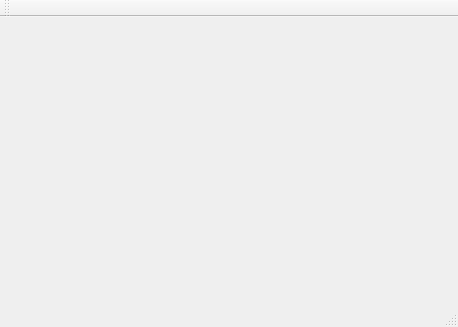
First picture: the form in test.ui, repository jakeee51/ManageCraft, before the edit.
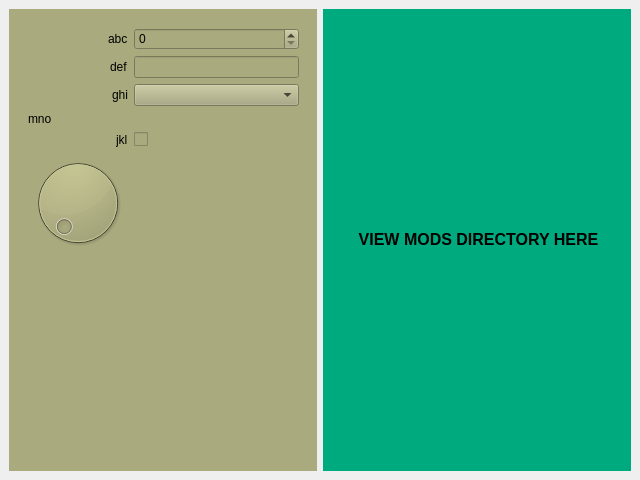
Second picture: the form after the edit.

The edit to the form file:
```diff
--- a/test.ui
+++ b/test.ui
@@ -1,40 +1,134 @@
 <?xml version="1.0" encoding="UTF-8"?>
 <ui version="4.0">
- <class>ManageCraft</class>
- <widget class="QMainWindow" name="ManageCraft">
+ <class>FrameC</class>
+ <widget class="QWidget" name="FrameC">
   <property name="geometry">
    <rect>
     <x>0</x>
     <y>0</y>
-    <width>458</width>
-    <height>327</height>
+    <width>640</width>
+    <height>480</height>
    </rect>
   </property>
   <property name="windowTitle">
-   <string>ManageCraft</string>
+   <string>Form</string>
   </property>
-  <widget class="QWidget" name="centralwidget"/>
-  <widget class="QMenuBar" name="menubar">
+  <widget class="QWidget" name="w1" native="true">
    <property name="geometry">
     <rect>
-     <x>0</x>
-     <y>0</y>
-     <width>458</width>
-     <height>21</height>
+     <x>9</x>
+     <y>9</y>
+     <width>308</width>
+     <height>462</height>
     </rect>
    </property>
+   <property name="styleSheet">
+    <string notr="true">background-color: rgb(170, 170, 127);</string>
+   </property>
+   <widget class="QWidget" name="formLayoutWidget">
+    <property name="geometry">
+     <rect>
+      <x>19</x>
+      <y>19</y>
+      <width>271</width>
+      <height>421</height>
+     </rect>
+    </property>
+    <layout class="QFormLayout" name="form">
+     <property name="labelAlignment">
+      <set>Qt::AlignRight|Qt::AlignTrailing|Qt::AlignVCenter</set>
+     </property>
+     <property name="formAlignment">
+      <set>Qt::AlignHCenter|Qt::AlignTop</set>
+     </property>
+     <item row="0" column="0">
+      <widget class="QLabel" name="abcLabel">
+       <property name="text">
+        <string>abc</string>
+       </property>
+      </widget>
+     </item>
+     <item row="0" column="1">
+      <widget class="QSpinBox" name="abcSpinBox"/>
+     </item>
+     <item row="1" column="0">
+      <widget class="QLabel" name="defLabel">
+       <property name="text">
+        <string>def</string>
+       </property>
+      </widget>
+     </item>
+     <item row="1" column="1">
+      <widget class="QLineEdit" name="defLineEdit"/>
+     </item>
+     <item row="2" column="0">
+      <widget class="QLabel" name="ghiLabel">
+       <property name="text">
+        <string>ghi</string>
+       </property>
+      </widget>
+     </item>
+     <item row="2" column="1">
+      <widget class="QComboBox" name="ghiComboBox"/>
+     </item>
+     <item row="4" column="0">
+      <widget class="QLabel" name="jklLabel">
+       <property name="text">
+        <string>jkl</string>
+       </property>
+      </widget>
+     </item>
+     <item row="4" column="1">
+      <widget class="QCheckBox" name="jklCheckBox"/>
+     </item>
+     <item row="3" column="0">
+      <widget class="QLabel" name="mnoLabel">
+       <property name="text">
+        <string>mno</string>
+       </property>
+      </widget>
+     </item>
+     <item row="5" column="0">
+      <widget class="QDial" name="mnoDial"/>
+     </item>
+    </layout>
+   </widget>
   </widget>
-  <widget class="QStatusBar" name="statusbar"/>
-  <widget class="QToolBar" name="toolBar">
-   <property name="windowTitle">
-    <string>toolBar</string>
+  <widget class="QWidget" name="w2" native="true">
+   <property name="geometry">
+    <rect>
+     <x>323</x>
+     <y>9</y>
+     <width>308</width>
+     <height>462</height>
+    </rect>
    </property>
-   <attribute name="toolBarArea">
-    <enum>TopToolBarArea</enum>
-   </attribute>
-   <attribute name="toolBarBreak">
-    <bool>false</bool>
-   </attribute>
+   <property name="styleSheet">
+    <string notr="true">background-color: rgb(0, 170, 127);</string>
+   </property>
+   <widget class="QLabel" name="label">
+    <property name="geometry">
+     <rect>
+      <x>10</x>
+      <y>10</y>
+      <width>291</width>
+      <height>441</height>
+     </rect>
+    </property>
+    <property name="font">
+     <font>
+      <pointsize>12</pointsize>
+      <weight>75</weight>
+      <bold>true</bold>
+     </font>
+    </property>
+    <property name="text">
+     <string>VIEW MODS DIRECTORY HERE</string>
+    </property>
+    <property name="alignment">
+     <set>Qt::AlignCenter</set>
+    </property>
+   </widget>
   </widget>
  </widget>
  <resources/>
```
Left out of the diff: 3 changed lines with no effect on the pictures.
